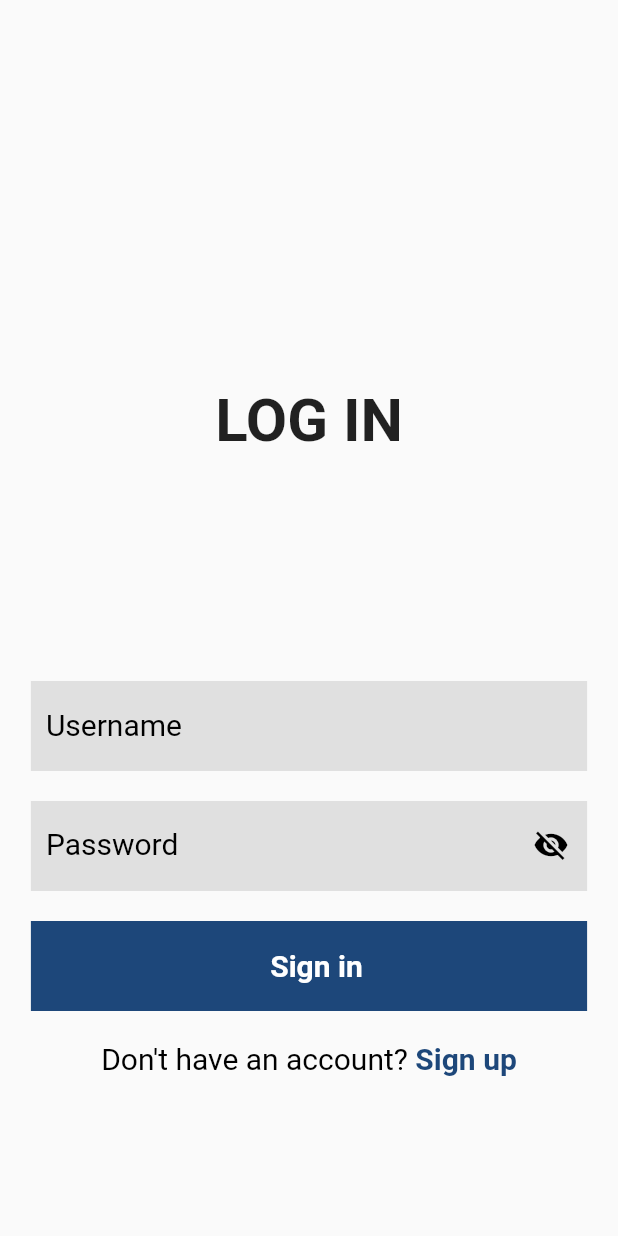
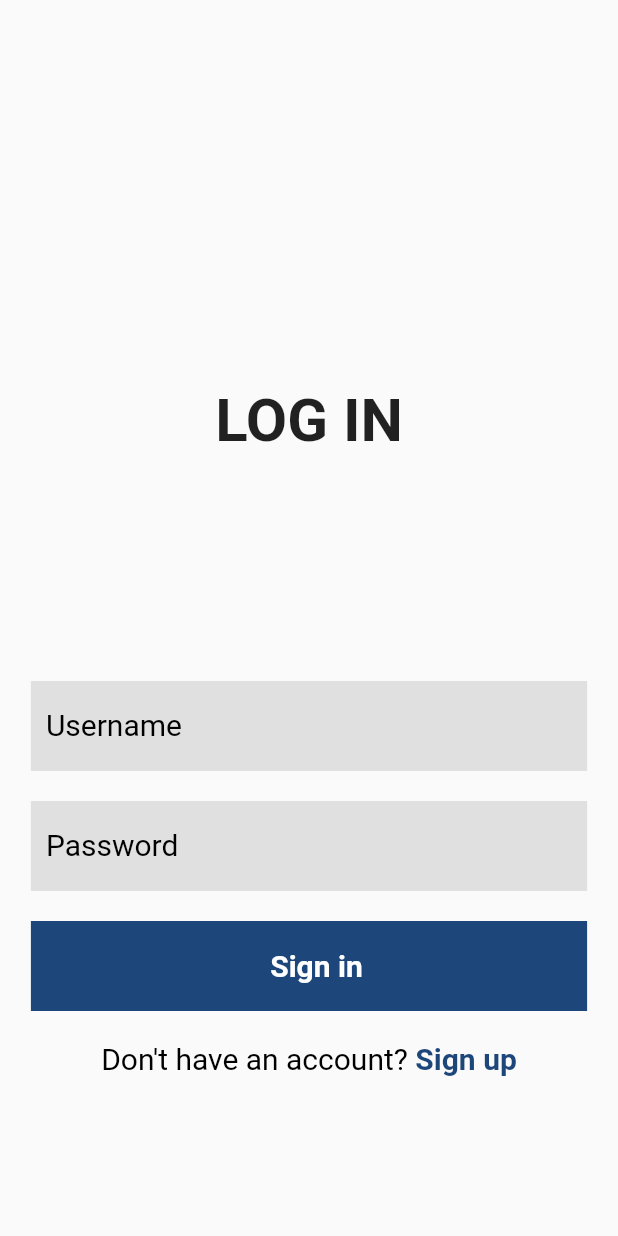
Before and after one commit to bujosa/regulus, a Flutter app: the screen it shows after launch, on a phone screen of 412 x 824 dp. Run offline on Flutter 3.47's test engine with Material 2 defaults, Android fonts, the phone set to English and light mode, and no system bars; our stand-ins replace firebase_auth, firebase_core; accounts and stored records are empty.

Commit message:
refactor: eliminate initstate

```diff
--- a/lib/presentations/pages/login.dart
+++ b/lib/presentations/pages/login.dart
@@ -10,17 +10,8 @@ class LoginPage extends StatefulWidget {
 }
 
 class _LoginPageState extends State<LoginPage> {
-  bool _passwordVisible = false;
-
-  @override
-  void initState() {
-    super.initState();
-    _passwordVisible = false;
-  }
-
   @override
   Widget build(BuildContext context) {
-    // Text Field controllers
     final emailController = TextEditingController();
     final passwordController = TextEditingController();
 
@@ -72,25 +63,12 @@ class _LoginPageState extends State<LoginPage> {
                   ),
                   child: TextField(
                     controller: passwordController,
-                    obscureText: !_passwordVisible,
+                    obscureText: true,
                     style: const TextStyle(color: Colors.black, fontSize: 20),
-                    decoration: InputDecoration(
+                    decoration: const InputDecoration(
                       hintText: 'Password',
                       border: InputBorder.none,
-                      hintStyle: const TextStyle(color: Colors.black),
-                      suffixIcon: IconButton(
-                        icon: Icon(
-                          _passwordVisible
-                              ? Icons.visibility
-                              : Icons.visibility_off,
-                          color: Colors.black,
-                        ),
-                        onPressed: () {
-                          setState(() {
-                            _passwordVisible = !_passwordVisible;
-                          });
-                        },
-                      ),
+                      hintStyle: TextStyle(color: Colors.black),
                     ),
                   ),
                 ),
```
